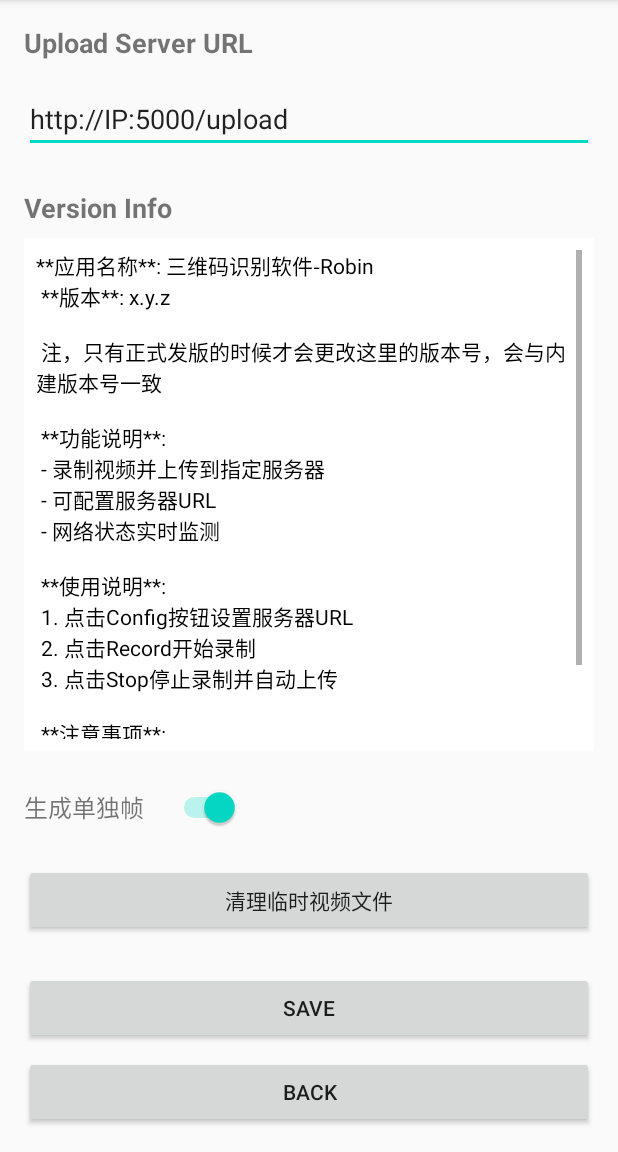
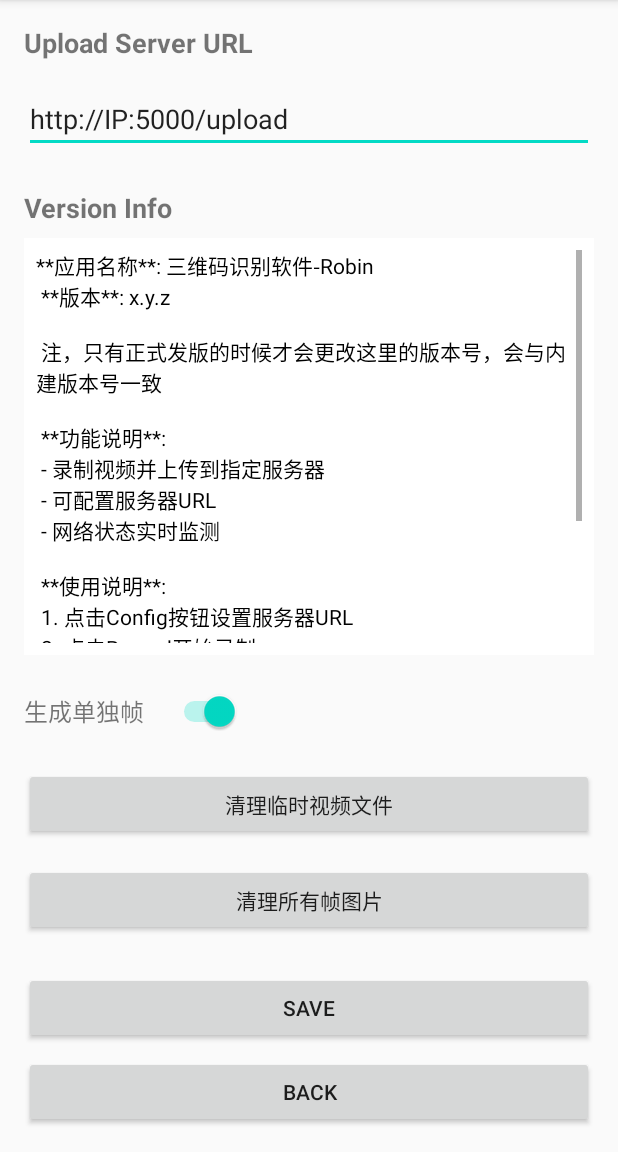
Before and after one commit to CloudYunLight/ColorCode-Andrioid, an Android app built with Jetpack Compose: the ConfigActivity screen opened directly, with no data from a screen before it, on a phone screen of 412 x 824 dp, the part 84-1236 px from its top. Run offline under Robolectric (Android 15) with nearby library versions, the phone set to English and light mode, and no system bars.

Commit message:
v0.1.3，删除帧图片

```diff
--- a/app/src/main/AndroidManifest.xml
+++ b/app/src/main/AndroidManifest.xml
@@ -12,6 +12,9 @@
     <uses-permission android:name="android.permission.INTERNET" /><!-- 网络访问权限 -->
     <uses-permission android:name="android.permission.WRITE_EXTERNAL_STORAGE" />
     <uses-permission android:name="android.permission.READ_EXTERNAL_STORAGE" />
+
+    <uses-permission android:name="android.permission.READ_MEDIA_IMAGES" />
+    <uses-permission android:name="android.permission.WRITE_MEDIA_IMAGES" />
 
     <!-- 允许明文HTTP流量 -->
     <!-- 请求旧版存储访问方式 -->
--- a/app/src/main/res/layout/activity_config.xml
+++ b/app/src/main/res/layout/activity_config.xml
@@ -81,6 +81,15 @@
         android:layout_marginTop="24dp"
         android:text="@string/clean_files" />
 
+    <!-- 在cleanButton下方添加 -->
+    <Button
+        android:id="@+id/cleanFramesButton"
+        android:layout_width="match_parent"
+        android:layout_height="wrap_content"
+        android:layout_marginTop="16dp"
+        android:text="@string/clean_frames" />
+
+
     <!-- 原有按钮保持不变 -->
     <Button
         android:id="@+id/saveButton"
--- a/app/src/main/res/values/strings.xml
+++ b/app/src/main/res/values/strings.xml
@@ -11,4 +11,13 @@
     <string name="clean_failed">清理失败</string>
     <string name="no_files">没有可清理的文件</string>
     <string name="generate_frames_label">生成单独帧</string>
+
+    <string name="clean_frames">清理所有帧图片</string>
+    <string name="confirm_clean_frames">确定要删除所有生成的帧图片吗？</string>
+    <string name="frames_clean_success">已删除%d个帧图片</string>
+    <string name="no_frames_found">未找到可删除的帧图片</string>
+
+    <string name="confirm_clean_frames_title"><![CDATA[确认删除所有帧图片？]]></string>
+    <string name="confirm_clean_frames_message"><![CDATA[<font color="#FF0000">警告：此操作将永久删除所有生成的帧图片，且无法恢复！</font>]]></string>
+    <string name="confirm_delete_button"><![CDATA[<font color="#FF0000">我已知悉，永久删除</font>]]></string>
 </resources>
```
Also changed, not shown: app/src/main/java/com/cloudair754/sendvideos/ConfigActivity.kt (+71 -0 lines).
